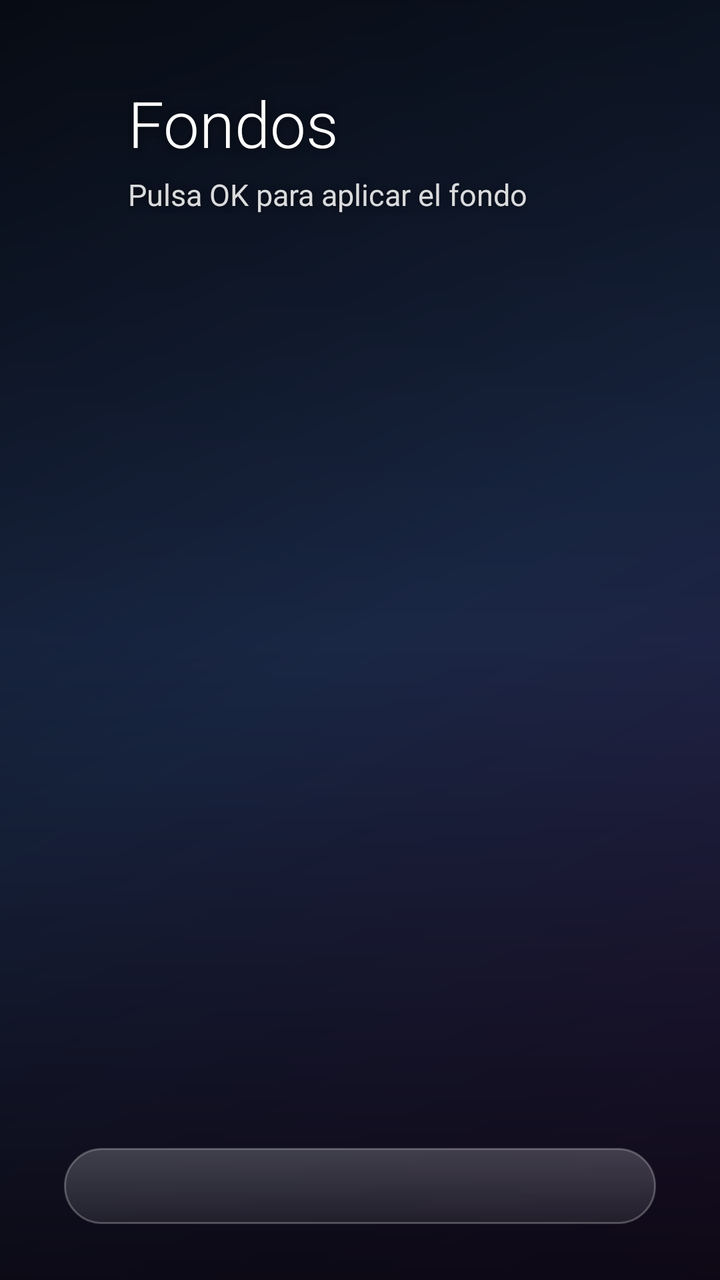
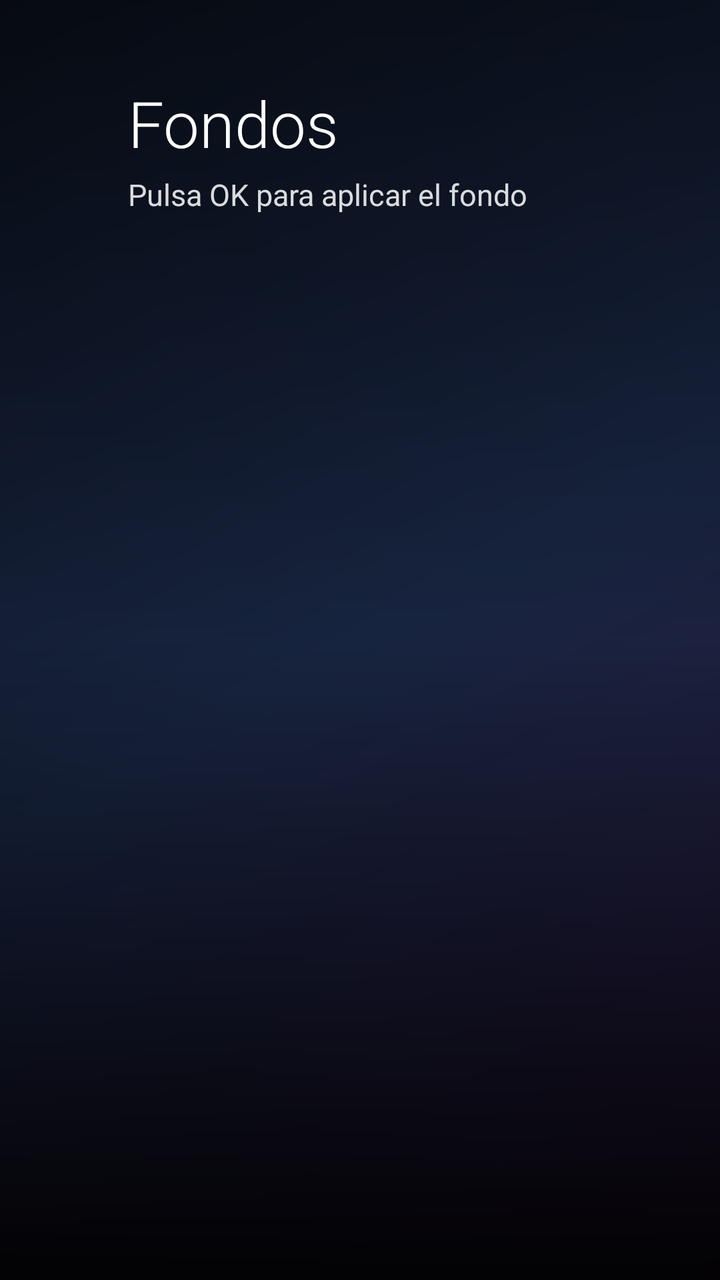

An Android layout rendered at two revisions. The XML below is the earlier revision; the diff shows what the commit changed to produce the second picture.
<!-- AndroidManifest.xml: application theme Theme.DavidLauncher -->
<!-- res/layout/activity_wallpapers.xml -->
<?xml version="1.0" encoding="utf-8"?>
<FrameLayout xmlns:android="http://schemas.android.com/apk/res/android"
    android:layout_width="match_parent"
    android:layout_height="match_parent"
    android:background="@drawable/bg_fallback">

    
    <ImageView
        android:id="@+id/backdrop"
        android:layout_width="match_parent"
        android:layout_height="match_parent"
        android:importantForAccessibility="no"
        android:scaleType="centerCrop" />

    <View
        android:layout_width="match_parent"
        android:layout_height="match_parent"
        android:background="@drawable/scrim" />

    <LinearLayout
        android:layout_width="wrap_content"
        android:layout_height="wrap_content"
        android:layout_marginStart="64dp"
        android:layout_marginTop="40dp"
        android:orientation="vertical">

        <TextView
            android:layout_width="wrap_content"
            android:layout_height="wrap_content"
            android:fontFamily="sans-serif-light"
            android:shadowColor="#99000000"
            android:shadowDy="2"
            android:shadowRadius="10"
            android:text="@string/wallpapers"
            android:textColor="#FFFFFF"
            android:textSize="32sp" />

        <TextView
            android:layout_width="wrap_content"
            android:layout_height="wrap_content"
            android:layout_marginTop="4dp"
            android:shadowColor="#99000000"
            android:shadowDy="1"
            android:shadowRadius="8"
            android:text="@string/wallpapers_hint"
            android:textColor="#D9FFFFFF"
            android:textSize="15sp" />
    </LinearLayout>

    <LinearLayout
        android:layout_width="wrap_content"
        android:layout_height="wrap_content"
        android:layout_gravity="bottom"
        android:layout_marginStart="64dp"
        android:layout_marginBottom="250dp"
        android:orientation="vertical">

        <TextView
            android:id="@+id/wpName"
            android:layout_width="wrap_content"
            android:layout_height="wrap_content"
            android:fontFamily="sans-serif-light"
            android:shadowColor="#99000000"
            android:shadowDy="2"
            android:shadowRadius="12"
            android:textColor="#FFFFFF"
            android:textSize="44sp" />

        <TextView
            android:id="@+id/wpSubtitle"
            android:layout_width="wrap_content"
            android:layout_height="wrap_content"
            android:shadowColor="#99000000"
            android:shadowDy="1"
            android:shadowRadius="8"
            android:textColor="#D9FFFFFF"
            android:textSize="18sp" />
    </LinearLayout>

    <HorizontalScrollView
        android:id="@+id/wpScroll"
        android:layout_width="match_parent"
        android:layout_height="wrap_content"
        android:layout_gravity="bottom"
        android:layout_marginStart="32dp"
        android:layout_marginEnd="32dp"
        android:layout_marginBottom="28dp"
        android:background="@drawable/bg_glass"
        android:clipToPadding="false"
        android:fadingEdgeLength="48dp"
        android:requiresFadingEdge="horizontal"
        android:overScrollMode="never"
        android:scrollbars="none">

        <LinearLayout
            android:id="@+id/wpRow"
            android:layout_width="wrap_content"
            android:layout_height="wrap_content"
            android:clipChildren="false"
            android:clipToPadding="false"
            android:orientation="horizontal"
            android:paddingStart="32dp"
            android:paddingTop="22dp"
            android:paddingEnd="32dp"
            android:paddingBottom="16dp" />
    </HorizontalScrollView>
</FrameLayout>
<!-- resources referenced by this layout -->
<resources>
  <!-- drawable bg_fallback (drawable) -->
  <?xml version="1.0" encoding="utf-8"?>
  <shape xmlns:android="http://schemas.android.com/apk/res/android">
      <gradient android:angle="315" android:startColor="#0B1220" android:centerColor="#1B2A4A" android:endColor="#2E1A47" />
  </shape>
  <!-- drawable bg_glass (drawable) -->
  <?xml version="1.0" encoding="utf-8"?>
  <shape xmlns:android="http://schemas.android.com/apk/res/android" android:shape="rectangle">
      <gradient android:angle="270" android:startColor="#33FFFFFF" android:endColor="#14FFFFFF" />
      <corners android:radius="28dp" />
      <stroke android:width="1dp" android:color="#40FFFFFF" />
  </shape>
  <!-- drawable scrim (drawable) -->
  <?xml version="1.0" encoding="utf-8"?>
  <shape xmlns:android="http://schemas.android.com/apk/res/android">
      <gradient android:angle="90" android:startColor="#B3000000" android:centerColor="#14000000" android:endColor="#66000000" />
  </shape>
  <string name="wallpapers">Fondos</string>
  <string name="wallpapers_hint">Pulsa OK para aplicar el fondo</string>
  <style name="Theme.DavidLauncher" parent="@android:style/Theme.Material.NoActionBar.Fullscreen">
          <item name="android:windowBackground">@drawable/bg_fallback</item>
          <item name="android:windowShowWallpaper">false</item>
          <item name="android:windowAnimationStyle">@null</item>
          <item name="android:colorAccent">#FFFFFF</item>
      </style>
</resources>

<!-- the commit's change to res/layout/activity_wallpapers.xml (unified diff, before → after) -->
@@ -28,9 +28,6 @@
             android:layout_width="wrap_content"
             android:layout_height="wrap_content"
             android:fontFamily="sans-serif-light"
-            android:shadowColor="#99000000"
-            android:shadowDy="2"
-            android:shadowRadius="10"
             android:text="@string/wallpapers"
             android:textColor="#FFFFFF"
             android:textSize="32sp" />
@@ -39,9 +36,6 @@
             android:layout_width="wrap_content"
             android:layout_height="wrap_content"
             android:layout_marginTop="4dp"
-            android:shadowColor="#99000000"
-            android:shadowDy="1"
-            android:shadowRadius="8"
             android:text="@string/wallpapers_hint"
             android:textColor="#D9FFFFFF"
             android:textSize="15sp" />
@@ -60,9 +54,6 @@
             android:layout_width="wrap_content"
             android:layout_height="wrap_content"
             android:fontFamily="sans-serif-light"
-            android:shadowColor="#99000000"
-            android:shadowDy="2"
-            android:shadowRadius="12"
             android:textColor="#FFFFFF"
             android:textSize="44sp" />
 
@@ -70,9 +61,6 @@
             android:id="@+id/wpSubtitle"
             android:layout_width="wrap_content"
             android:layout_height="wrap_content"
-            android:shadowColor="#99000000"
-            android:shadowDy="1"
-            android:shadowRadius="8"
             android:textColor="#D9FFFFFF"
             android:textSize="18sp" />
     </LinearLayout>
@@ -85,10 +73,7 @@
         android:layout_marginStart="32dp"
         android:layout_marginEnd="32dp"
         android:layout_marginBottom="28dp"
-        android:background="@drawable/bg_glass"
         android:clipToPadding="false"
-        android:fadingEdgeLength="48dp"
-        android:requiresFadingEdge="horizontal"
         android:overScrollMode="never"
         android:scrollbars="none">
 
<!-- resource entries referenced after the edit -->
@@ -5,25 +5,28 @@
   <shape xmlns:android="http://schemas.android.com/apk/res/android">
       <gradient android:angle="315" android:startColor="#0B1220" android:centerColor="#1B2A4A" android:endColor="#2E1A47" />
   </shape>
-  <!-- drawable bg_glass (drawable) -->
-  <?xml version="1.0" encoding="utf-8"?>
-  <shape xmlns:android="http://schemas.android.com/apk/res/android" android:shape="rectangle">
-      <gradient android:angle="270" android:startColor="#33FFFFFF" android:endColor="#14FFFFFF" />
-      <corners android:radius="28dp" />
-      <stroke android:width="1dp" android:color="#40FFFFFF" />
-  </shape>
   <!-- drawable scrim (drawable) -->
   <?xml version="1.0" encoding="utf-8"?>
   <shape xmlns:android="http://schemas.android.com/apk/res/android">
-      <gradient android:angle="90" android:startColor="#B3000000" android:centerColor="#14000000" android:endColor="#66000000" />
+      <gradient
+          android:angle="90"
+          android:centerColor="#26000000"
+          android:centerY="0.5"
+          android:endColor="#73000000"
+          android:startColor="#F2000000" />
   </shape>
   <string name="wallpapers">Fondos</string>
   <string name="wallpapers_hint">Pulsa OK para aplicar el fondo</string>
   <style name="Theme.DavidLauncher" parent="@android:style/Theme.Material.NoActionBar.Fullscreen">
-          <item name="android:windowBackground">@drawable/bg_fallback</item>
+          <item name="android:windowBackground">@drawable/bg_solid</item>
           <item name="android:windowShowWallpaper">false</item>
           <item name="android:windowAnimationStyle">@null</item>
           <item name="android:colorAccent">#FFFFFF</item>
       </style>
+  <!-- drawable bg_solid (drawable) -->
+  <?xml version="1.0" encoding="utf-8"?>
+  <shape xmlns:android="http://schemas.android.com/apk/res/android">
+      <solid android:color="#0A0F1C" />
+  </shape>
 </resources>
 
